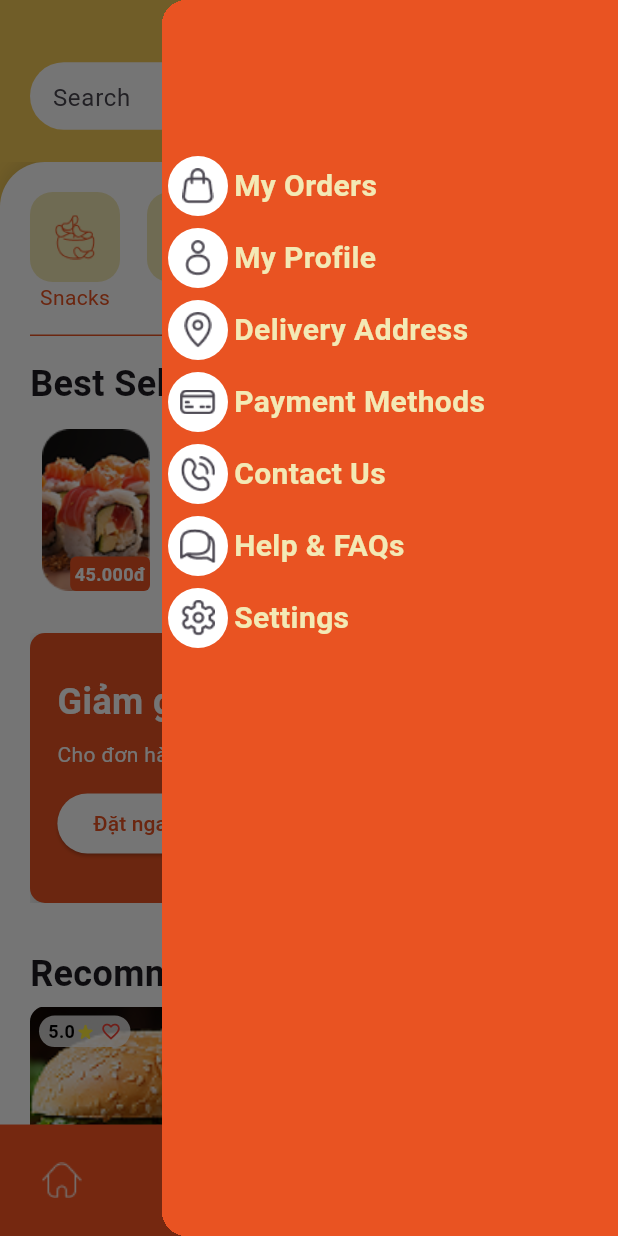
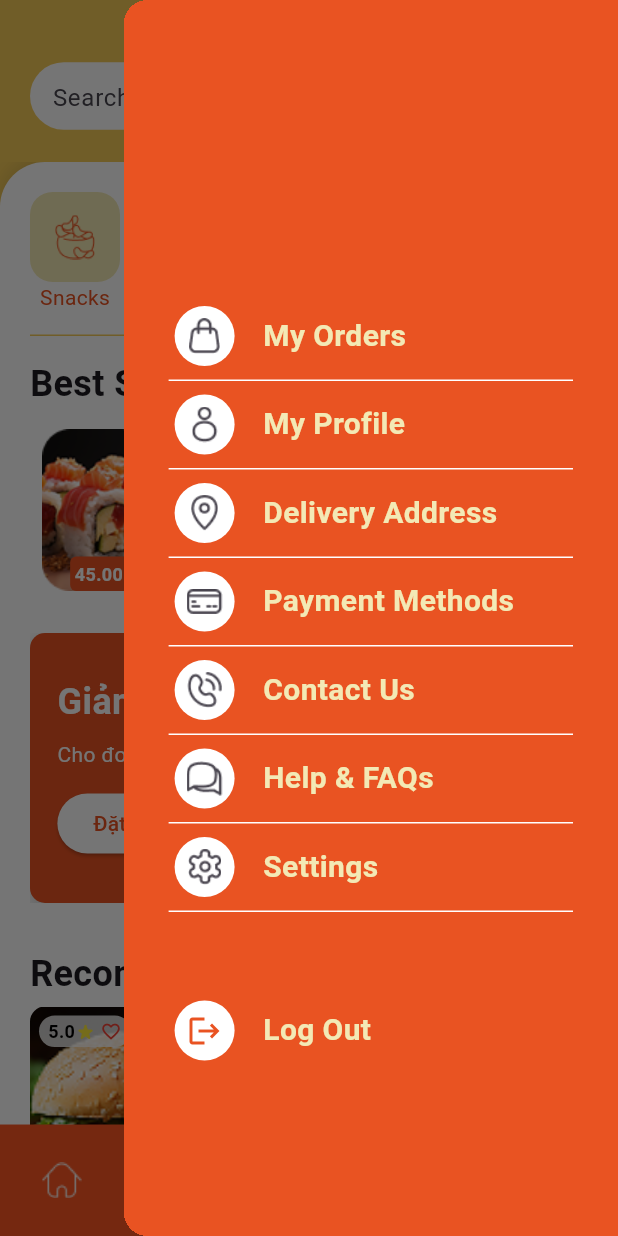
Before and after one commit to PhamVanDong2407/foodapp, a Flutter app: the HomePage screen opened by its route, with the side drawer open, on a phone screen of 412 x 824 dp. Run offline on Flutter 3.47's test engine with Material 3 defaults, Android fonts, the phone set to English and light mode, and no system bars; our stand-ins replace firebase_auth, firebase_core, get; accounts and stored records are empty.

Commit message:
cập nhật tiếp phần drawer trong home_page

```diff
--- a/lib/components/profile_component/logout_profile.dart
+++ b/lib/components/profile_component/logout_profile.dart
@@ -18,8 +18,9 @@ class logoutProfile extends StatelessWidget {
             color: Color(0xffE95322),
           ),
         ),
+        const SizedBox(width: 15),
         const Text(
-          'Logout',
+          'Log Out',
           style: TextStyle(
             color: Color(0xffF3E9B5),
             fontSize: 20,
--- a/lib/components/profile_component/menu_profile.dart
+++ b/lib/components/profile_component/menu_profile.dart
@@ -26,6 +26,7 @@ class menuProfile extends StatelessWidget {
             AssetImage(imgProfile),
           ),
         ),
+        const SizedBox(width: 15),
         Text(
           nameProfile,
           style: const TextStyle(
--- a/lib/main.dart
+++ b/lib/main.dart
@@ -1,6 +1,7 @@
 import 'package:firebase_core/firebase_core.dart';
 import 'package:flutter/material.dart';
 import 'package:foodapp/firebase_options.dart';
+import 'package:foodapp/pages/home_page/home_page.dart';
 import 'package:foodapp/pages/launch_page/splash_page.dart';
 import 'package:foodapp/routes/route.dart';
 
@@ -22,7 +23,7 @@ class MyApp extends StatelessWidget {
     return GetMaterialApp(
       debugShowCheckedModeBanner: false,
       getPages: pages,
-      home: const SplashPage(),
+      home: const HomePage(),
     );
   }
 }
--- a/lib/pages/home_page/home_page.dart
+++ b/lib/pages/home_page/home_page.dart
@@ -1,22 +1,21 @@
 import 'package:flutter/material.dart';
+import 'package:foodapp/components/profile_component/logout_profile.dart';
 import 'package:foodapp/components/profile_component/menu_profile.dart';
 import 'package:foodapp/components/home_component/actionbtn_bestseller.dart';
 import 'package:foodapp/components/home_component/recommend.dart';
 import '../../components/bottomNav.dart';
 import '../../components/content_area.dart';
-import '../../components/home_component/action_button.dart';
 import '../../components/home_component/actionbtn_content.dart';
 import '../../components/home_component/search_action.dart';
-import '../../components/home_component/search_field.dart';
 
 class HomePage extends StatelessWidget {
   const HomePage({super.key});
 
   @override
   Widget build(BuildContext context) {
-    return Scaffold(
-      backgroundColor: const Color(0xffF5CB58),
-      body: const SafeArea(
+    return const Scaffold(
+      backgroundColor: Color(0xffF5CB58),
+      body: SafeArea(
         child: Column(
           children: [
             SizedBox(height: 40),
@@ -32,7 +31,9 @@ class HomePage extends StatelessWidget {
                     children: [
                       ActionbtnContent(),
                       SizedBox(height: 5),
-                      Line(),
+                      Line(
+                        color: Color(0xffF5CB58),
+                      ),
                       ActionbtnBestseller(),
                       Recommend(),
                     ],
@@ -43,65 +44,119 @@ class HomePage extends StatelessWidget {
           ],
         ),
       ),
-      bottomNavigationBar: const Bottomnav(),
-      endDrawer: Drawer(
-        backgroundColor: Colors.transparent, // Drawer bọc ngoài trong suốt
-        child: Container(
-          padding: const EdgeInsets.only(top: 100), // Cách top 100
-          color: const Color(0xffE95322), // Container bên trong giữ màu như cũ
+      bottomNavigationBar: Bottomnav(),
+      endDrawer: ProfileDrawer(),
+    );
+  }
+}
+
+class ProfileDrawer extends StatelessWidget {
+  const ProfileDrawer({super.key});
+
+  @override
+  Widget build(BuildContext context) {
+    return Drawer(
+      backgroundColor: Colors.transparent,
+      width: MediaQuery.of(context).size.width * 0.8,
+      child: Container(
+        color: const Color(0xffE95322),
+        child: Padding(
+          padding: const EdgeInsets.symmetric(horizontal: 30),
           child: Column(
             children: [
-              menuProfile(
+              const SizedBox(height: 200),
+              _buildMenuItem(
                 imgProfile: 'assets/images/pf1.png',
                 nameProfile: 'My Orders',
                 onTap: () {},
               ),
-              menuProfile(
+              _buildDivider(),
+              _buildMenuItem(
                 imgProfile: 'assets/images/pf2.png',
                 nameProfile: 'My Profile',
                 onTap: () {},
               ),
-              menuProfile(
+              _buildDivider(),
+              _buildMenuItem(
                 imgProfile: 'assets/images/pf3.png',
                 nameProfile: 'Delivery Address',
                 onTap: () {},
               ),
-              menuProfile(
+              _buildDivider(),
+              _buildMenuItem(
                 imgProfile: 'assets/images/pf4.png',
                 nameProfile: 'Payment Methods',
                 onTap: () {},
               ),
-              menuProfile(
+              _buildDivider(),
+              _buildMenuItem(
                 imgProfile: 'assets/images/pf5.png',
                 nameProfile: 'Contact Us',
                 onTap: () {},
               ),
-              menuProfile(
+              _buildDivider(),
+              _buildMenuItem(
                 imgProfile: 'assets/images/pf6.png',
                 nameProfile: 'Help & FAQs',
                 onTap: () {},
               ),
-              menuProfile(
+              _buildDivider(),
+              _buildMenuItem(
                 imgProfile: 'assets/images/pf7.png',
                 nameProfile: 'Settings',
                 onTap: () {},
               ),
+              _buildDivider(),
+              const SizedBox(height: 50),
+              const logoutProfile(),
             ],
           ),
         ),
       ),
     );
   }
+
+  // Helper method để tạo menu item
+  Widget _buildMenuItem({
+    required String imgProfile,
+    required String nameProfile,
+    required VoidCallback onTap,
+  }) {
+    return menuProfile(
+      imgProfile: imgProfile,
+      nameProfile: nameProfile,
+      onTap: onTap,
+    );
+  }
+
+  // Helper method để tạo divider
+  Widget _buildDivider() {
+    return const Column(
+      children: [
+        SizedBox(height: 5),
+        Divider(
+          height: 1,
+          thickness: 1,
+          color: Colors.white,
+          indent: 0,
+          endIndent: 0,
+        ),
+        SizedBox(height: 5),
+      ],
+    );
+  }
 }
 
 class Line extends StatelessWidget {
-  const Line({super.key});
+  const Line({super.key, required this.color});
+
+  final Color color;
 
   @override
   Widget build(BuildContext context) {
     return Container(
       height: 1,
-      color: const Color(0xffE95322),
+      color: color,
       margin: const EdgeInsets.symmetric(vertical: 10),
     );
   }
```
